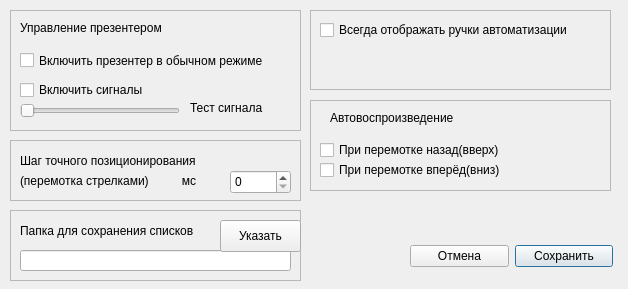
Old version of the form GUI/options.ui in the repository Eugene-q/PresenterPlayer.
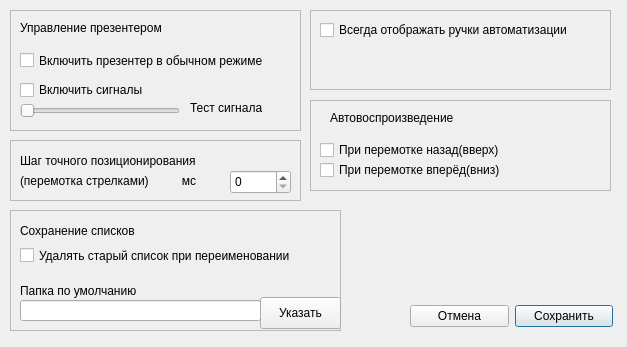
New version of the form.

Commit message: 217 - В НАСТРОЙКИ: удалять или сохранять старый список при переименовании. -- Добавлен чекбокс в options и условие в save_list_name()

Patch:
```diff
--- a/GUI/options.ui
+++ b/GUI/options.ui
@@ -12,8 +12,8 @@
    <rect>
     <x>0</x>
     <y>0</y>
-    <width>628</width>
-    <height>289</height>
+    <width>627</width>
+    <height>347</height>
    </rect>
   </property>
   <property name="windowTitle">
@@ -104,7 +104,7 @@
    <property name="geometry">
     <rect>
      <x>410</x>
-     <y>240</y>
+     <y>300</y>
      <width>203</width>
      <height>32</height>
     </rect>
@@ -285,8 +285,8 @@
     <rect>
      <x>10</x>
      <y>210</y>
-     <width>291</width>
-     <height>71</height>
+     <width>331</width>
+     <height>121</height>
     </rect>
    </property>
    <property name="frameShape">
@@ -299,21 +299,21 @@
     <property name="geometry">
      <rect>
       <x>10</x>
-      <y>10</y>
-      <width>211</width>
+      <y>70</y>
+      <width>141</width>
       <height>21</height>
      </rect>
     </property>
     <property name="text">
-     <string>Папка для сохранения списков</string>
+     <string>Папка по умолчанию</string>
     </property>
    </widget>
    <widget class="QLineEdit" name="lineDefaultSaveDir">
     <property name="geometry">
      <rect>
       <x>10</x>
-      <y>40</y>
-      <width>271</width>
+      <y>90</y>
+      <width>241</width>
       <height>21</height>
      </rect>
     </property>
@@ -324,8 +324,8 @@
    <widget class="QPushButton" name="buttonSetDefaultSaveDir">
     <property name="geometry">
      <rect>
-      <x>210</x>
-      <y>10</y>
+      <x>250</x>
+      <y>87</y>
       <width>81</width>
       <height>32</height>
      </rect>
@@ -334,6 +334,32 @@
      <string>Указать</string>
     </property>
    </widget>
+   <widget class="QLabel" name="label_7">
+    <property name="geometry">
+     <rect>
+      <x>10</x>
+      <y>10</y>
+      <width>211</width>
+      <height>21</height>
+     </rect>
+    </property>
+    <property name="text">
+     <string>Сохранение списков</string>
+    </property>
+   </widget>
+   <widget class="QCheckBox" name="checkBoxRenameDeleteOldList">
+    <property name="geometry">
+     <rect>
+      <x>10</x>
+      <y>30</y>
+      <width>311</width>
+      <height>31</height>
+     </rect>
+    </property>
+    <property name="text">
+     <string>Удалять старый список при переименовании</string>
+    </property>
+   </widget>
   </widget>
  </widget>
  <resources/>
```
The commit also changes 1 other file.
